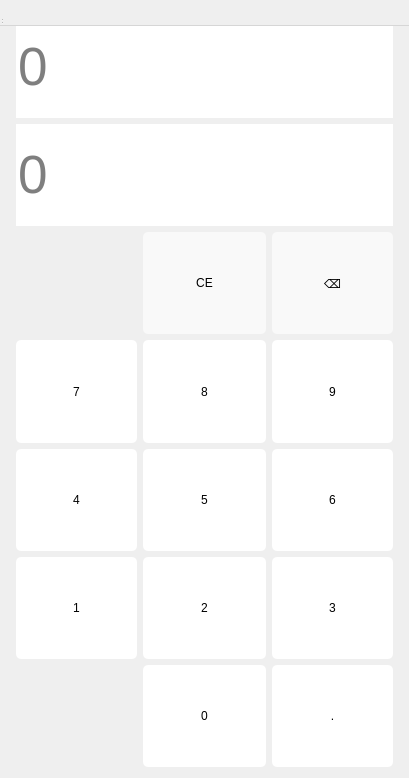
Above: currency.ui from Hongxy-prodigal/Calculator before the change. Below: the same form after it.
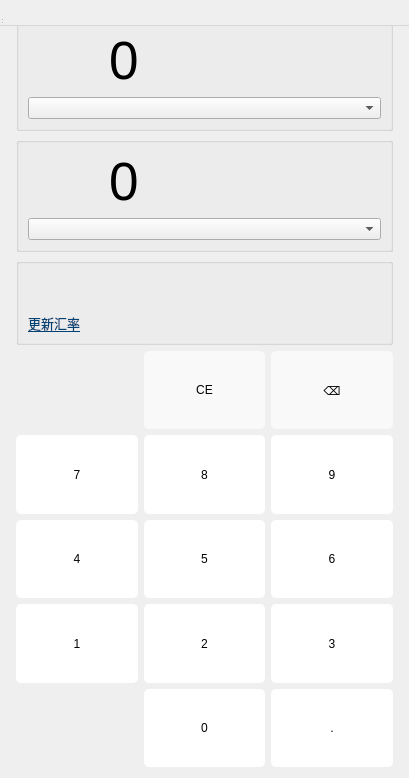
That is the form after the change.

Commit message: complete the currency

What changed in the file:
```diff
--- a/currency.ui
+++ b/currency.ui
@@ -42,7 +42,190 @@
        <property name="sizeConstraint">
         <enum>QLayout::SetDefaultConstraint</enum>
        </property>
-       <item row="4" column="2">
+       <item row="9" column="1">
+        <widget class="QPushButton" name="btnNum1">
+         <property name="sizePolicy">
+          <sizepolicy hsizetype="Preferred" vsizetype="Preferred">
+           <horstretch>0</horstretch>
+           <verstretch>0</verstretch>
+          </sizepolicy>
+         </property>
+         <property name="styleSheet">
+          <string notr="true">QPushButton:hover{
+	background-color: rgb(252, 252, 252);
+}
+QPushButton:!hover{
+	background-color:rgb(255, 255, 255);
+}</string>
+         </property>
+         <property name="text">
+          <string>1</string>
+         </property>
+         <property name="default">
+          <bool>false</bool>
+         </property>
+         <property name="flat">
+          <bool>false</bool>
+         </property>
+        </widget>
+       </item>
+       <item row="7" column="1">
+        <widget class="QPushButton" name="btnNum7">
+         <property name="sizePolicy">
+          <sizepolicy hsizetype="Preferred" vsizetype="Preferred">
+           <horstretch>0</horstretch>
+           <verstretch>0</verstretch>
+          </sizepolicy>
+         </property>
+         <property name="styleSheet">
+          <string notr="true">QPushButton:hover{
+	background-color: rgb(252, 252, 252);
+}
+QPushButton:!hover{
+	background-color:rgb(255, 255, 255);
+}</string>
+         </property>
+         <property name="text">
+          <string>7</string>
+         </property>
+         <property name="default">
+          <bool>false</bool>
+         </property>
+         <property name="flat">
+          <bool>false</bool>
+         </property>
+        </widget>
+       </item>
+       <item row="7" column="2">
+        <widget class="QPushButton" name="btnNum8">
+         <property name="sizePolicy">
+          <sizepolicy hsizetype="Preferred" vsizetype="Preferred">
+           <horstretch>0</horstretch>
+           <verstretch>0</verstretch>
+          </sizepolicy>
+         </property>
+         <property name="styleSheet">
+          <string notr="true">QPushButton:hover{
+	background-color: rgb(252, 252, 252);
+}
+QPushButton:!hover{
+	background-color:rgb(255, 255, 255);
+}</string>
+         </property>
+         <property name="text">
+          <string>8</string>
+         </property>
+         <property name="default">
+          <bool>false</bool>
+         </property>
+         <property name="flat">
+          <bool>false</bool>
+         </property>
+        </widget>
+       </item>
+       <item row="5" column="2">
+        <widget class="QPushButton" name="btnClearAll">
+         <property name="sizePolicy">
+          <sizepolicy hsizetype="Preferred" vsizetype="Preferred">
+           <horstretch>0</horstretch>
+           <verstretch>0</verstretch>
+          </sizepolicy>
+         </property>
+         <property name="styleSheet">
+          <string notr="true">QPushButton:hover{
+	background-color: rgb(246, 246, 246);
+}
+QPushButton:!hover{
+	background-color:rgb(249, 249, 249);
+	font: 12pt &quot;Arial&quot;;
+}</string>
+         </property>
+         <property name="text">
+          <string>CE</string>
+         </property>
+         <property name="default">
+          <bool>false</bool>
+         </property>
+         <property name="flat">
+          <bool>false</bool>
+         </property>
+        </widget>
+       </item>
+       <item row="7" column="3">
+        <widget class="QPushButton" name="btnNum9">
+         <property name="sizePolicy">
+          <sizepolicy hsizetype="Preferred" vsizetype="Preferred">
+           <horstretch>0</horstretch>
+           <verstretch>0</verstretch>
+          </sizepolicy>
+         </property>
+         <property name="styleSheet">
+          <string notr="true">QPushButton:hover{
+	background-color: rgb(252, 252, 252);
+}
+QPushButton:!hover{
+	background-color:rgb(255, 255, 255);
+}</string>
+         </property>
+         <property name="text">
+          <string>9</string>
+         </property>
+         <property name="default">
+          <bool>false</bool>
+         </property>
+         <property name="flat">
+          <bool>false</bool>
+         </property>
+        </widget>
+       </item>
+       <item row="3" column="1" colspan="3">
+        <widget class="QGroupBox" name="groupBoxDown">
+         <property name="title">
+          <string/>
+         </property>
+         <layout class="QGridLayout" name="gridLayout_6">
+          <item row="1" column="0">
+           <widget class="QComboBox" name="comboBoxDown"/>
+          </item>
+          <item row="0" column="0">
+           <layout class="QHBoxLayout" name="horizontalLayout_3">
+            <item>
+             <widget class="QLabel" name="labelDown">
+              <property name="minimumSize">
+               <size>
+                <width>75</width>
+                <height>0</height>
+               </size>
+              </property>
+              <property name="maximumSize">
+               <size>
+                <width>60</width>
+                <height>16777215</height>
+               </size>
+              </property>
+              <property name="text">
+               <string/>
+              </property>
+             </widget>
+            </item>
+            <item>
+             <widget class="QPushButton" name="displayDown">
+              <property name="styleSheet">
+               <string notr="true">font-size:40pt ;
+text-align:left;
+</string>
+              </property>
+              <property name="text">
+               <string>0</string>
+              </property>
+             </widget>
+            </item>
+           </layout>
+          </item>
+         </layout>
+        </widget>
+       </item>
+       <item row="8" column="3">
         <widget class="QPushButton" name="btnNum6">
          <property name="sizePolicy">
           <sizepolicy hsizetype="Preferred" vsizetype="Preferred">
@@ -69,34 +252,7 @@
          </property>
         </widget>
        </item>
-       <item row="4" column="1">
-        <widget class="QPushButton" name="btnNum5">
-         <property name="sizePolicy">
-          <sizepolicy hsizetype="Preferred" vsizetype="Preferred">
-           <horstretch>0</horstretch>
-           <verstretch>0</verstretch>
-          </sizepolicy>
-         </property>
-         <property name="styleSheet">
-          <string notr="true">QPushButton:hover{
-	background-color: rgb(252, 252, 252);
-}
-QPushButton:!hover{
-	background-color:rgb(255, 255, 255);
-}</string>
-         </property>
-         <property name="text">
-          <string>5</string>
-         </property>
-         <property name="default">
-          <bool>false</bool>
-         </property>
-         <property name="flat">
-          <bool>false</bool>
-         </property>
-        </widget>
-       </item>
-       <item row="4" column="0">
+       <item row="8" column="1">
         <widget class="QPushButton" name="btnNum4">
          <property name="sizePolicy">
           <sizepolicy hsizetype="Preferred" vsizetype="Preferred">
@@ -123,7 +279,108 @@
          </property>
         </widget>
        </item>
-       <item row="5" column="1">
+       <item row="0" column="1" colspan="3">
+        <widget class="QGroupBox" name="groupBoxUp">
+         <property name="title">
+          <string/>
+         </property>
+         <layout class="QGridLayout" name="gridLayout_3">
+          <item row="0" column="0">
+           <layout class="QHBoxLayout" name="horizontalLayout">
+            <item>
+             <widget class="QLabel" name="labelUp">
+              <property name="minimumSize">
+               <size>
+                <width>75</width>
+                <height>0</height>
+               </size>
+              </property>
+              <property name="maximumSize">
+               <size>
+                <width>60</width>
+                <height>16777215</height>
+               </size>
+              </property>
+              <property name="text">
+               <string/>
+              </property>
+             </widget>
+            </item>
+            <item>
+             <widget class="QPushButton" name="displayUp">
+              <property name="styleSheet">
+               <string notr="true">font-size:40pt ;
+text-align:left;
+</string>
+              </property>
+              <property name="text">
+               <string>0</string>
+              </property>
+             </widget>
+            </item>
+           </layout>
+          </item>
+          <item row="1" column="0">
+           <widget class="QComboBox" name="comboBoxUp"/>
+          </item>
+         </layout>
+        </widget>
+       </item>
+       <item row="10" column="3">
+        <widget class="QPushButton" name="btnPeriod">
+         <property name="sizePolicy">
+          <sizepolicy hsizetype="Preferred" vsizetype="Preferred">
+           <horstretch>0</horstretch>
+           <verstretch>0</verstretch>
+          </sizepolicy>
+         </property>
+         <property name="styleSheet">
+          <string notr="true">QPushButton:hover{
+	background-color: rgb(252, 252, 252);
+}
+QPushButton:!hover{
+	background-color:rgb(255, 255, 255);
+}</string>
+         </property>
+         <property name="text">
+          <string>.</string>
+         </property>
+         <property name="default">
+          <bool>false</bool>
+         </property>
+         <property name="flat">
+          <bool>false</bool>
+         </property>
+        </widget>
+       </item>
+       <item row="8" column="2">
+        <widget class="QPushButton" name="btnNum5">
+         <property name="sizePolicy">
+          <sizepolicy hsizetype="Preferred" vsizetype="Preferred">
+           <horstretch>0</horstretch>
+           <verstretch>0</verstretch>
+          </sizepolicy>
+         </property>
+         <property name="styleSheet">
+          <string notr="true">QPushButton:hover{
+	background-color: rgb(252, 252, 252);
+}
+QPushButton:!hover{
+	background-color:rgb(255, 255, 255);
+}</string>
+         </property>
+         <property name="text">
+          <string>5</string>
+         </property>
+         <property name="default">
+          <bool>false</bool>
+         </property>
+         <property name="flat">
+          <bool>false</bool>
+         </property>
+        </widget>
+       </item>
+       <item row="9" column="2">
         <widget class="QPushButton" name="btnNum2">
          <property name="sizePolicy">
           <sizepolicy hsizetype="Preferred" vsizetype="Preferred">
@@ -150,7 +407,7 @@
          </property>
         </widget>
        </item>
-       <item row="6" column="1">
+       <item row="10" column="2">
         <widget class="QPushButton" name="btnNum0">
          <property name="sizePolicy">
           <sizepolicy hsizetype="Preferred" vsizetype="Preferred">
@@ -177,61 +434,7 @@
          </property>
         </widget>
        </item>
-       <item row="5" column="0">
-        <widget class="QPushButton" name="btnNum1">
-         <property name="sizePolicy">
-          <sizepolicy hsizetype="Preferred" vsizetype="Preferred">
-           <horstretch>0</horstretch>
-           <verstretch>0</verstretch>
-          </sizepolicy>
-         </property>
-         <property name="styleSheet">
-          <string notr="true">QPushButton:hover{
-	background-color: rgb(252, 252, 252);
-}
-QPushButton:!hover{
-	background-color:rgb(255, 255, 255);
-}</string>
-         </property>
-         <property name="text">
-          <string>1</string>
-         </property>
-         <property name="default">
-          <bool>false</bool>
-         </property>
-         <property name="flat">
-          <bool>false</bool>
-         </property>
-        </widget>
-       </item>
-       <item row="3" column="2">
-        <widget class="QPushButton" name="btnNum9">
-         <property name="sizePolicy">
-          <sizepolicy hsizetype="Preferred" vsizetype="Preferred">
-           <horstretch>0</horstretch>
-           <verstretch>0</verstretch>
-          </sizepolicy>
-         </property>
-         <property name="styleSheet">
-          <string notr="true">QPushButton:hover{
-	background-color: rgb(252, 252, 252);
-}
-QPushButton:!hover{
-	background-color:rgb(255, 255, 255);
-}</string>
-         </property>
-         <property name="text">
-          <string>9</string>
-         </property>
-         <property name="default">
-          <bool>false</bool>
-         </property>
-         <property name="flat">
-          <bool>false</bool>
-         </property>
-        </widget>
-       </item>
-       <item row="2" column="2">
+       <item row="5" column="3">
         <widget class="QPushButton" name="btnDel">
          <property name="sizePolicy">
           <sizepolicy hsizetype="Preferred" vsizetype="Preferred">
@@ -259,61 +462,7 @@
          </property>
         </widget>
        </item>
-       <item row="6" column="2">
-        <widget class="QPushButton" name="btnPeriod">
-         <property name="sizePolicy">
-          <sizepolicy hsizetype="Preferred" vsizetype="Preferred">
-           <horstretch>0</horstretch>
-           <verstretch>0</verstretch>
-          </sizepolicy>
-         </property>
-         <property name="styleSheet">
-          <string notr="true">QPushButton:hover{
-	background-color: rgb(252, 252, 252);
-}
-QPushButton:!hover{
-	background-color:rgb(255, 255, 255);
-}</string>
-         </property>
-         <property name="text">
-          <string>.</string>
-         </property>
-         <property name="default">
-          <bool>false</bool>
-         </property>
-         <property name="flat">
-          <bool>false</bool>
-         </property>
-        </widget>
-       </item>
-       <item row="3" column="0">
-        <widget class="QPushButton" name="btnNum7">
-         <property name="sizePolicy">
-          <sizepolicy hsizetype="Preferred" vsizetype="Preferred">
-           <horstretch>0</horstretch>
-           <verstretch>0</verstretch>
-          </sizepolicy>
-         </property>
-         <property name="styleSheet">
-          <string notr="true">QPushButton:hover{
-	background-color: rgb(252, 252, 252);
-}
-QPushButton:!hover{
-	background-color:rgb(255, 255, 255);
-}</string>
-         </property>
-         <property name="text">
-          <string>7</string>
-         </property>
-         <property name="default">
-          <bool>false</bool>
-         </property>
-         <property name="flat">
-          <bool>false</bool>
-         </property>
-        </widget>
-       </item>
-       <item row="5" column="2">
+       <item row="9" column="3">
         <widget class="QPushButton" name="btnNum3">
          <property name="sizePolicy">
           <sizepolicy hsizetype="Preferred" vsizetype="Preferred">
@@ -340,135 +489,61 @@
          </property>
         </widget>
        </item>
-       <item row="0" column="0" colspan="3">
-        <widget class="QLineEdit" name="display">
-         <property name="sizePolicy">
-          <sizepolicy hsizetype="Preferred" vsizetype="Preferred">
-           <horstretch>0</horstretch>
-           <verstretch>0</verstretch>
-          </sizepolicy>
+       <item row="4" column="1" colspan="3">
+        <widget class="QGroupBox" name="groupBox_3">
+         <property name="title">
+          <string/>
          </property>
-         <property name="minimumSize">
-          <size>
-           <width>0</width>
-           <height>50</height>
-          </size>
-         </property>
-         <property name="font">
-          <font>
-           <family>Arial</family>
-           <pointsize>40</pointsize>
-           <weight>50</weight>
-           <italic>false</italic>
-           <bold>false</bold>
-          </font>
-         </property>
-         <property name="styleSheet">
-          <string notr="true">font-size:40pt 
-</string>
-         </property>
-         <property name="frame">
-          <bool>false</bool>
-         </property>
-         <property name="alignment">
-          <set>Qt::AlignLeading|Qt::AlignLeft|Qt::AlignVCenter</set>
-         </property>
-         <property name="placeholderText">
-          <string>0</string>
-         </property>
-        </widget>
-       </item>
-       <item row="3" column="1">
-        <widget class="QPushButton" name="btnNum8">
-         <property name="sizePolicy">
-          <sizepolicy hsizetype="Preferred" vsizetype="Preferred">
-           <horstretch>0</horstretch>
-           <verstretch>0</verstretch>
-          </sizepolicy>
-         </property>
-         <property name="styleSheet">
-          <string notr="true">QPushButton:hover{
-	background-color: rgb(252, 252, 252);
-}
-QPushButton:!hover{
-	background-color:rgb(255, 255, 255);
+         <layout class="QVBoxLayout" name="verticalLayout">
+          <item>
+           <widget class="QLabel" name="labelExchangeRate">
+            <property name="text">
+             <string/>
+            </property>
+           </widget>
+          </item>
+          <item>
+           <widget class="QLabel" name="labelUpdateTime">
+            <property name="text">
+             <string/>
+            </property>
+           </widget>
+          </item>
+          <item>
+           <widget class="QPushButton" name="btnUpdateRate">
+            <property name="maximumSize">
+             <size>
+              <width>100</width>
+              <height>16777215</height>
+             </size>
+            </property>
+            <property name="font">
+             <font>
+              <family>Arial</family>
+              <pointsize>10</pointsize>
+              <weight>50</weight>
+              <italic>false</italic>
+              <bold>false</bold>
+              <underline>true</underline>
+             </font>
+            </property>
+            <property name="styleSheet">
+             <string notr="true">QPushButton{
+	font: 10pt &quot;Arial&quot;;
+	border-radius:5px;
+	color:rgb(0, 66, 117);
+text-align: left;
 }</string>
-         </property>
-         <property name="text">
-          <string>8</string>
-         </property>
-         <property name="default">
-          <bool>false</bool>
-         </property>
-         <property name="flat">
-          <bool>false</bool>
-         </property>
-        </widget>
-       </item>
-       <item row="2" column="1">
-        <widget class="QPushButton" name="btnClearAll">
-         <property name="sizePolicy">
-          <sizepolicy hsizetype="Preferred" vsizetype="Preferred">
-           <horstretch>0</horstretch>
-           <verstretch>0</verstretch>
-          </sizepolicy>
-         </property>
-         <property name="styleSheet">
-          <string notr="true">QPushButton:hover{
-	background-color: rgb(246, 246, 246);
-}
-QPushButton:!hover{
-	background-color:rgb(249, 249, 249);
-	font: 12pt &quot;Arial&quot;;
-}</string>
-         </property>
-         <property name="text">
-          <string>CE</string>
-         </property>
-         <property name="default">
-          <bool>false</bool>
-         </property>
-         <property name="flat">
-          <bool>false</bool>
-         </property>
-        </widget>
-       </item>
-       <item row="1" column="0" colspan="3">
-        <widget class="QLineEdit" name="display_2">
-         <property name="sizePolicy">
-          <sizepolicy hsizetype="Preferred" vsizetype="Preferred">
-           <horstretch>0</horstretch>
-           <verstretch>0</verstretch>
-          </sizepolicy>
-         </property>
-         <property name="minimumSize">
-          <size>
-           <width>0</width>
-           <height>50</height>
-          </size>
-         </property>
-         <property name="font">
-          <font>
-           <family>Arial</family>
-           <pointsize>40</pointsize>
-           <weight>50</weight>
-           <italic>false</italic>
-           <bold>false</bold>
-          </font>
-         </property>
-         <property name="styleSheet">
-          <string notr="true">font-size:40pt 
-</string>
-         </property>
-         <property name="frame">
-          <bool>false</bool>
-         </property>
-         <property name="alignment">
-          <set>Qt::AlignLeading|Qt::AlignLeft|Qt::AlignVCenter</set>
-         </property>
-         <property name="placeholderText">
-          <string>0</string>
-         </property>
+            </property>
+            <property name="text">
+             <string>更新汇率</string>
+            </property>
+            <property name="flat">
+             <bool>false</bool>
+            </property>
+           </widget>
+          </item>
+         </layout>
         </widget>
        </item>
       </layout>
```
The commit also changes 3 other files.
